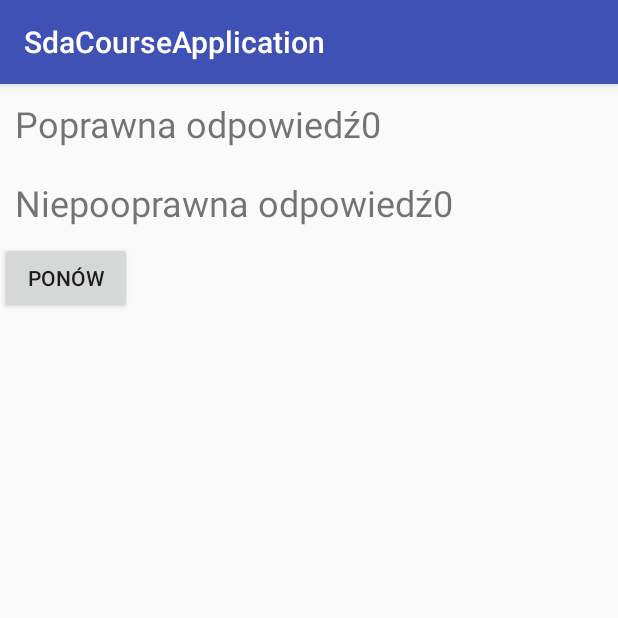
After one commit to galvim/SdaCourseApplication, an Android app: the QuizSummaryActivity screen opened directly, with no data from a screen before it, on a phone screen of 412 x 824 dp, the top half of it. The commit adds this screen. Run offline under Robolectric (Android 15) with nearby library versions, the phone set to English and light mode, and no system bars.

```diff
--- /dev/null
+++ b/app/src/main/java/com/example/rent/sdacourseapplication/milionQuiz/QuizSummaryActivity.java
@@ -0,0 +1,37 @@
+package com.example.rent.sdacourseapplication.milionQuiz;
+
+import android.content.Intent;
+import android.support.v7.app.AppCompatActivity;
+import android.os.Bundle;
+import android.view.View;
+import android.widget.Button;
+import android.widget.TextView;
+
+import com.example.rent.sdacourseapplication.R;
+
+import org.w3c.dom.Text;
+
+public class QuizSummaryActivity extends AppCompatActivity {
+
+    @Override
+    protected void onCreate(Bundle savedInstanceState) {
+        super.onCreate(savedInstanceState);
+        setContentView(R.layout.activity_quiz_summary);
+
+        TextView resultOK = (TextView) findViewById(R.id.result_OK);
+        TextView resultNotOk = (TextView) findViewById(R.id.result_not_OK);
+
+        resultOK.setText("Poprawna odpowiedź" + getIntent().getIntExtra(QuizActivity.CORRECT_ANSWERS, 0));
+        resultNotOk.setText("Niepooprawna odpowiedź" + getIntent().getIntExtra(QuizActivity.INCORRECT_ANSWERS, 0));
+
+        Button ponow = (Button) findViewById(R.id.button_reload);
+        ponow.setOnClickListener(new View.OnClickListener() {
+            @Override
+            public void onClick(View v) {
+
+                Intent intent = new Intent(QuizSummaryActivity.this, QuizActivity.class);
+                startActivity(intent);
+            }
+        });
+    }
+}
--- /dev/null
+++ b/app/src/main/res/layout/activity_quiz_summary.xml
@@ -0,0 +1,32 @@
+<?xml version="1.0" encoding="utf-8"?>
+<LinearLayout xmlns:android="http://schemas.android.com/apk/res/android"
+    xmlns:tools="http://schemas.android.com/tools"
+    android:id="@+id/activity_quiz_summary"
+    android:layout_width="match_parent"
+    android:layout_height="match_parent"
+    android:orientation="vertical"
+    tools:context="com.example.rent.sdacourseapplication.milionQuiz.QuizSummaryActivity">
+
+    <TextView
+        android:padding="10dp"
+        android:textSize="24sp"
+        android:id="@+id/result_OK"
+        android:layout_width="match_parent"
+        android:layout_height="wrap_content" />
+
+    <TextView
+        android:padding="10dp"
+        android:textSize="24sp"
+        android:id="@+id/result_not_OK"
+        android:layout_width="match_parent"
+        android:layout_height="wrap_content" />
+
+    <Button
+        android:text="PONÓW"
+        android:id="@+id/button_reload"
+        android:layout_width="wrap_content"
+        android:layout_height="wrap_content" />
+
+
+
+</LinearLayout>
--- a/app/src/main/res/values/strings.xml
+++ b/app/src/main/res/values/strings.xml
@@ -3,7 +3,7 @@
     <string name="open">open</string>
     <string name="close">close</string>
     <string name="clear">TO bedzie czyszczenie</string>
-    <string name = "Checked_items">Checked %d items</string>
+    <string name="Checked_items">Checked %d items</string>
 
     <plurals name="checked_items_plural">
         <item quantity="one">%d item</item>
--- a/build.gradle
+++ b/build.gradle
@@ -6,6 +6,7 @@ buildscript {
     }
     dependencies {
         classpath 'com.android.tools.build:gradle:2.2.3'
+        classpath 'me.tatarka:gradle-retrolambda:3.6.0'
 
         // NOTE: Do not place your application dependencies here; they belong
         // in the individual module build.gradle files
```
Also changed, not shown: app/build.gradle (+11 -0 lines), app/src/main/AndroidManifest.xml (+25 -16 lines), app/src/main/java/com/example/rent/sdacourseapplication/MainActivity.java (+10 -0 lines), app/src/main/java/com/example/rent/sdacourseapplication/milionQuiz/QuizActivity.java (+26 -2 lines), app/src/main/java/com/example/rent/sdacourseapplication/mvp/LongRunningTask.java (added, +13 -0 lines), app/src/main/java/com/example/rent/sdacourseapplication/mvp/MvpActivity.java (added, +59 -0 lines), app/src/main/java/com/example/rent/sdacourseapplication/mvp/MvpPresenter.java (added, +27 -0 lines), app/src/main/res/layout/activity_main.xml (+10 -0 lines), app/src/main/res/layout/activity_mvp.xml (added, +24 -0 lines).
